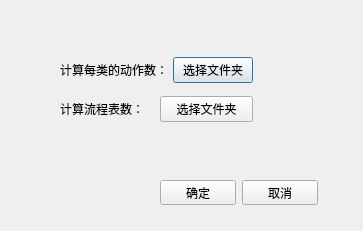
Old version of the form ui/statictable.ui in the repository JcypVacant/-experiment-process-config.
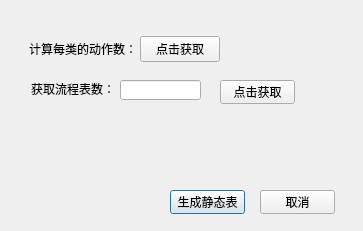
New version of the form.

Diff of the .ui file:
```diff
--- a/ui/statictable.ui
+++ b/ui/statictable.ui
@@ -26,80 +26,97 @@
     <set>QDialogButtonBox::NoButton</set>
    </property>
   </widget>
-  <widget class="QWidget" name="layoutWidget">
+  <widget class="QLineEdit" name="lineEdit">
    <property name="geometry">
     <rect>
-     <x>60</x>
-     <y>50</y>
-     <width>193</width>
-     <height>81</height>
+     <x>120</x>
+     <y>80</y>
+     <width>81</width>
+     <height>20</height>
     </rect>
    </property>
-   <layout class="QVBoxLayout" name="verticalLayout">
-    <item>
-     <layout class="QHBoxLayout" name="horizontalLayout_2">
-      <item>
-       <widget class="QLabel" name="label">
-        <property name="text">
-         <string>计算每类的动作数：</string>
-        </property>
-       </widget>
-      </item>
-      <item>
-       <widget class="QPushButton" name="pushButton_2">
-        <property name="text">
-         <string>选择文件夹</string>
-        </property>
-       </widget>
-      </item>
-     </layout>
-    </item>
-    <item>
-     <layout class="QHBoxLayout" name="horizontalLayout">
-      <item>
-       <widget class="QLabel" name="label_2">
-        <property name="text">
-         <string>计算流程表数：</string>
-        </property>
-       </widget>
-      </item>
-      <item>
-       <widget class="QPushButton" name="pushButton">
-        <property name="text">
-         <string>选择文件夹</string>
-        </property>
-       </widget>
-      </item>
-     </layout>
-    </item>
-   </layout>
+   <property name="maxLength">
+    <number>32767</number>
+   </property>
   </widget>
-  <widget class="QWidget" name="layoutWidget1">
+  <widget class="QPushButton" name="pushButton_3">
    <property name="geometry">
     <rect>
-     <x>160</x>
-     <y>180</y>
-     <width>158</width>
-     <height>25</height>
+     <x>170</x>
+     <y>190</y>
+     <width>75</width>
+     <height>24</height>
     </rect>
    </property>
-   <layout class="QHBoxLayout" name="horizontalLayout_3">
+   <property name="text">
+    <string>生成静态表</string>
+   </property>
+  </widget>
+  <widget class="QPushButton" name="pushButton_4">
+   <property name="geometry">
+    <rect>
+     <x>260</x>
+     <y>190</y>
+     <width>75</width>
+     <height>24</height>
+    </rect>
+   </property>
+   <property name="text">
+    <string>取消</string>
+   </property>
+  </widget>
+  <widget class="QWidget" name="">
+   <property name="geometry">
+    <rect>
+     <x>29</x>
+     <y>36</y>
+     <width>191</width>
+     <height>26</height>
+    </rect>
+   </property>
+   <layout class="QHBoxLayout" name="horizontalLayout_2">
     <item>
-     <widget class="QPushButton" name="pushButton_3">
+     <widget class="QLabel" name="label">
       <property name="text">
-       <string>确定</string>
+       <string>计算每类的动作数：</string>
       </property>
      </widget>
     </item>
     <item>
-     <widget class="QPushButton" name="pushButton_4">
+     <widget class="QPushButton" name="pushButton_2">
       <property name="text">
-       <string>取消</string>
+       <string>点击获取</string>
       </property>
      </widget>
     </item>
    </layout>
   </widget>
+  <widget class="QPushButton" name="pushButton">
+   <property name="geometry">
+    <rect>
+     <x>220</x>
+     <y>80</y>
+     <width>75</width>
+     <height>24</height>
+    </rect>
+   </property>
+   <property name="text">
+    <string>点击获取</string>
+   </property>
+  </widget>
+  <widget class="QLabel" name="label_2">
+   <property name="geometry">
+    <rect>
+     <x>31</x>
+     <y>81</y>
+     <width>84</width>
+     <height>16</height>
+    </rect>
+   </property>
+   <property name="text">
+    <string>获取流程表数：</string>
+   </property>
+  </widget>
  </widget>
  <resources/>
  <connections>
```
